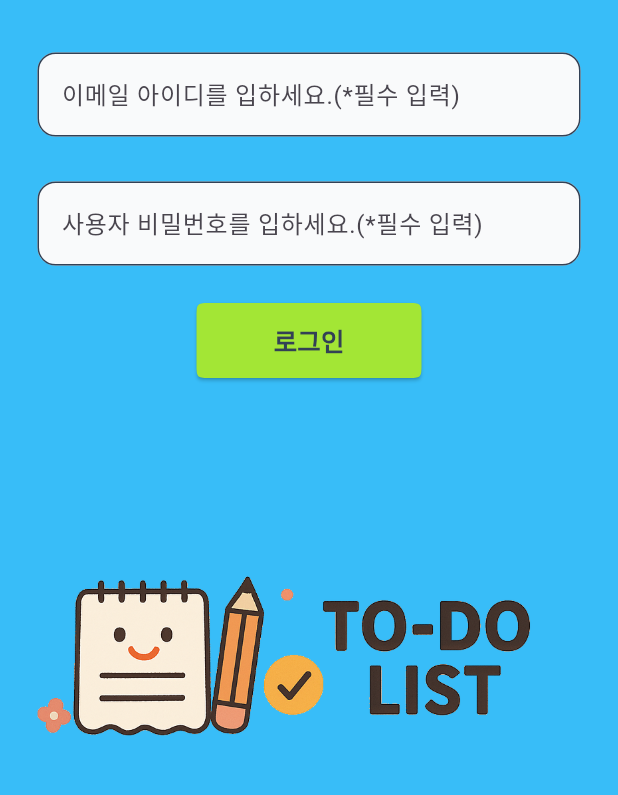
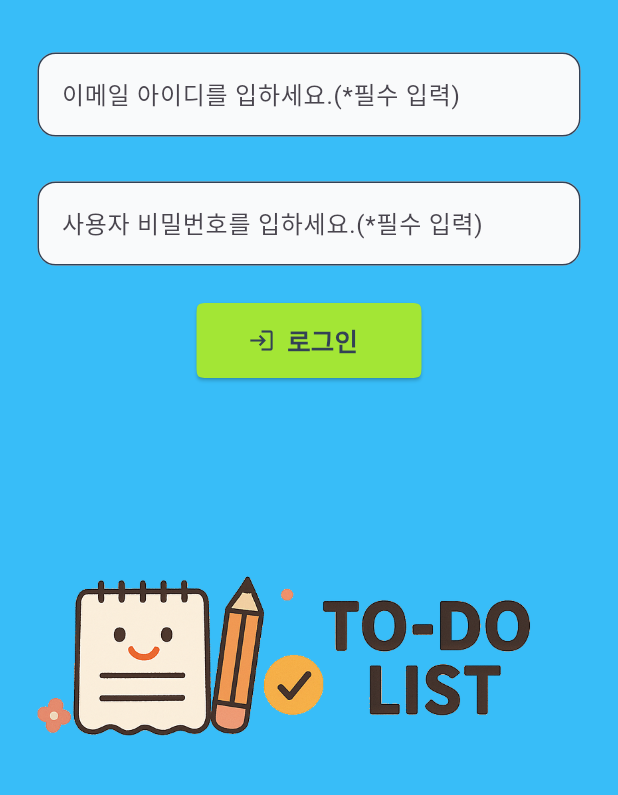
Before and after one commit to economistblack/todo_watchdog, a Flutter app: the screen it shows after launch, on a phone screen of 412 x 824 dp, the part 285-1080 px from its top. Run offline on Flutter 3.47's test engine with Material 3 defaults, Android fonts, the phone set to English and light mode, and no system bars; our stand-ins replace get.

Commit message:
update 로그인 버튼에 아이콘 추가 완료

```diff
--- a/todo_list_watchdog_app/lib/view/login.dart
+++ b/todo_list_watchdog_app/lib/view/login.dart
@@ -136,13 +136,14 @@ class _LoginState extends State<Login> {
               ),
               Padding(
                 padding: const EdgeInsets.all(10.0),
-                child: ElevatedButton(
+                child: ElevatedButton.icon(
                   onPressed: () {
                     // timer.cancel(); // 로그인 성공 시 들어가야 함
                     // super.dispose();  // 로그인 성공 시 들어가야 함
                     loginCheck();
                     //Get.toNamed('/home');
                   },
+                  icon: Icon(Icons.login),
                   style: ElevatedButton.styleFrom(
                     backgroundColor: Color(0xFFA3E635),
                     foregroundColor: Color(0xFF334155),
@@ -151,10 +152,12 @@ class _LoginState extends State<Login> {
                       borderRadius: BorderRadius.circular(10),
                     ),
                   ),
-                  child: Text(
+                  label:
+                  Text(
                     '로그인',
                     style: TextStyle(fontSize: 17, fontWeight: FontWeight.bold),
                   ),
+
                 ),
               ),
               SizedBox(height: 90),
```
